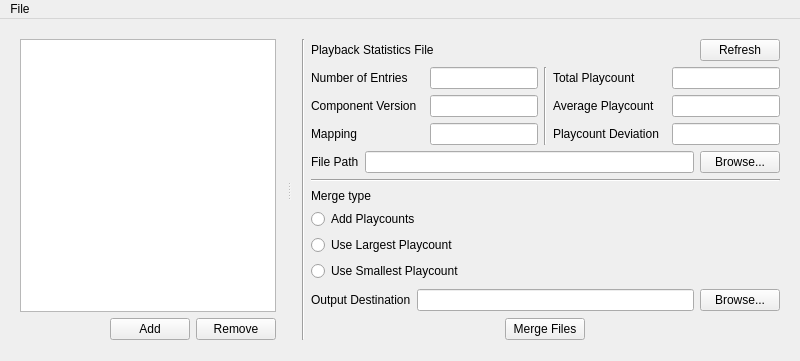
Dystill/foo-playcount-xmlmerge, file playStatMerger/mainwindow.ui: the form before one commit.
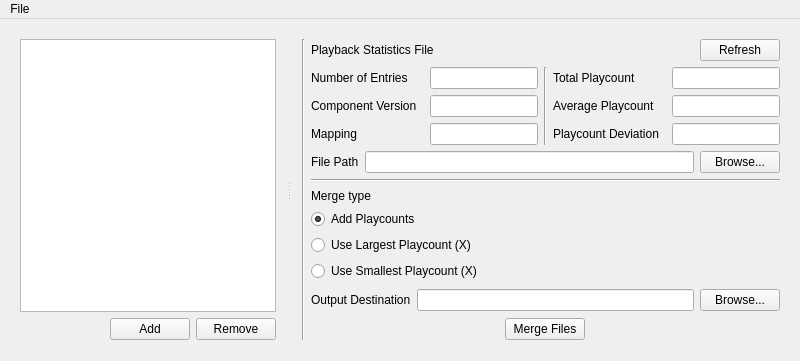
The form after the commit.

Commit message: Added merge type radio buttons to a button group

Diff of the .ui file:
```diff
--- a/playStatMerger/mainwindow.ui
+++ b/playStatMerger/mainwindow.ui
@@ -401,19 +401,22 @@
             <property name="text">
              <string>Add Playcounts</string>
             </property>
+            <property name="checked">
+             <bool>true</bool>
+            </property>
            </widget>
           </item>
           <item>
            <widget class="QRadioButton" name="radioButton_Largest">
             <property name="text">
-             <string>Use Largest Playcount</string>
+             <string>Use Largest Playcount (X)</string>
             </property>
            </widget>
           </item>
           <item>
            <widget class="QRadioButton" name="radioButton_Smallest">
             <property name="text">
-             <string>Use Smallest Playcount</string>
+             <string>Use Smallest Playcount (X)</string>
             </property>
            </widget>
           </item>
```
The commit also changes 2 other files.
